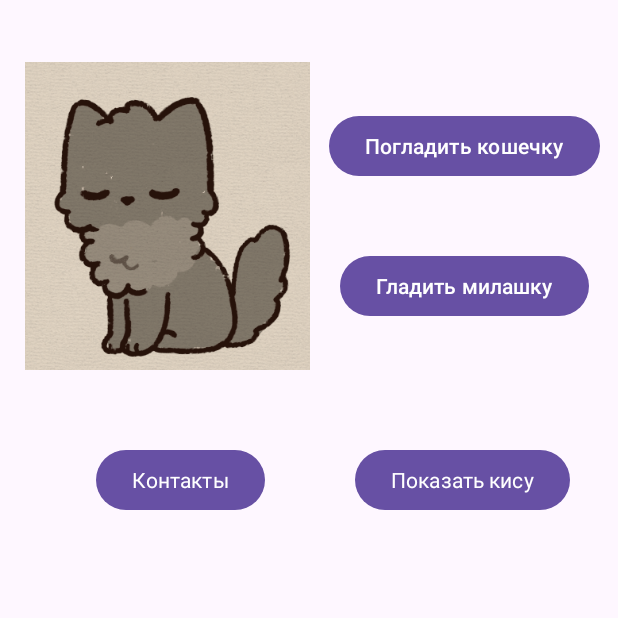
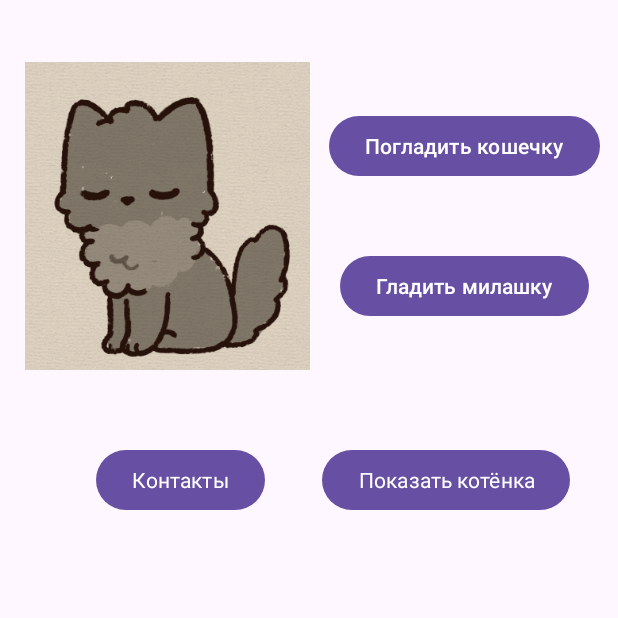
Before and after one commit to TopsyCretts/trainAndroid, an Android app: the screen it shows after launch (MainActivity), on a phone screen of 412 x 824 dp, the top half of it. Run offline under Robolectric (Android 15) with nearby library versions, the phone set to English and light mode, and no system bars; Roboto replaces fonts that are not available here; 2 statements that could not run were skipped.

Commit message:
changed strings.xml

```diff
--- a/app/src/main/res/values/strings.xml
+++ b/app/src/main/res/values/strings.xml
@@ -1,9 +1,9 @@
 <resources>
     <string name="app_name">trainAndroid</string>
 
-    <string name="show_button">Показать кису</string>
-    <string name="button_like">Ну какая кростка то а...</string>
-    <string name="sad_news_text">Как так можно вообще поступать...</string>
+    <string name="show_button">Показать котёнка</string>
+    <string name="button_like">Ну какой же милый</string>
+    <string name="sad_news_text">Эх ты...</string>
     <string name="sad_act_back_button">Вернуться и исправиться</string>
 
     <!-- TODO: Remove or change this placeholder text -->
```
